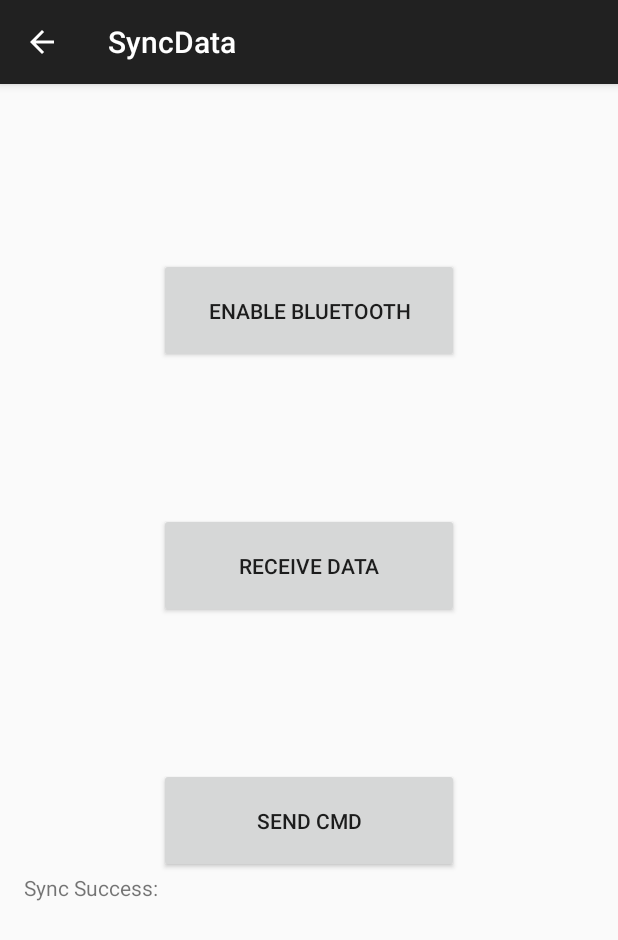
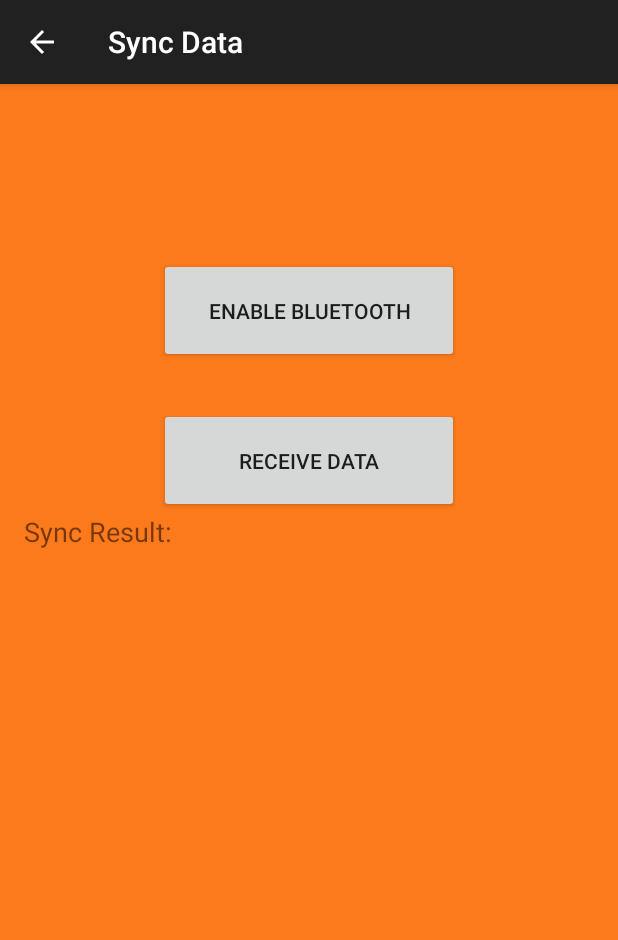
Before and after one commit to jddobson/MechanIT, an Android app: the SyncData screen opened directly, with no data from a screen before it, on a phone screen of 412 x 824 dp. Shown: the top 940 px of the screen. Run offline under Robolectric (Android 15) with nearby library versions, the phone set to English and light mode, and no system bars.

Commit message:
Added tire rotation variables, and blank notes and trip data activities

```diff
--- a/Android/MechanITDroidApp/app/src/main/java/com/mechanit/mechanitdroidapp/ResetValues.java
+++ b/Android/MechanITDroidApp/app/src/main/java/com/mechanit/mechanitdroidapp/ResetValues.java
@@ -1,5 +1,6 @@
 package com.mechanit.mechanitdroidapp;
 
+import android.app.AlertDialog;
 import android.content.Context;
 import android.content.SharedPreferences;
 import android.support.v7.app.ActionBarActivity;
@@ -21,7 +22,6 @@ public class ResetValues extends ActionBarActivity {
     public static final String Make = "makeKey";
     public static final String Model = "modelKey";
     public static final String Year = "yearKey";
-    public static final String Mileage = "mileageKey";
     public static final String Tire = "tireKey";
     public static final String Oil = "oilKey";
     public static final String Spark = "sparkKey";
@@ -60,6 +60,7 @@ public class ResetValues extends ActionBarActivity {
     }
 
     public void resetOil(View view) {
+
         SharedPreferences.Editor edit = userInfo.edit();
         edit.putInt(OilLife, userInfo.getInt(OilChange, 0));
         edit.putInt(Oil, 0);
--- a/Android/MechanITDroidApp/app/src/main/java/com/mechanit/mechanitdroidapp/SyncData.java
+++ b/Android/MechanITDroidApp/app/src/main/java/com/mechanit/mechanitdroidapp/SyncData.java
@@ -8,14 +8,11 @@ import android.content.Intent;
 import android.content.SharedPreferences;
 import android.support.v7.app.ActionBarActivity;
 import android.os.Bundle;
-import android.view.Menu;
-import android.view.MenuItem;
 import android.view.View;
 import android.widget.TextView;
 import android.widget.Toast;
 import java.io.IOException;
 import java.io.InputStreamReader;
-import java.io.OutputStream;
 import java.util.UUID;
 
 
@@ -27,14 +24,18 @@ public class SyncData extends ActionBarActivity {
     private BluetoothSocket socket;
     private BluetoothDevice device;
 
+    TextView nickname;
+    TextView make;
+    TextView model;
+    TextView year;
     TextView syncSuccess;
 
     public SharedPreferences userInfo;
 
-    //byte SYNC = 0;
-    byte CDTC = 1;
-    //byte RDTC = 2;
-
+    public static final String Nickname = "nicknameKey";
+    public static final String Make = "makeKey";
+    public static final String Model = "modelKey";
+    public static final String Year = "yearKey";
     public static final String LastVal = "lastValue";
     public static final String Mileage = "mileageKey";
     public static final String Tire = "tireKey";
@@ -53,16 +54,31 @@ public class SyncData extends ActionBarActivity {
         super.onCreate(savedInstanceState);
         setContentView(R.layout.activity_sync_data);
 
+        nickname = (TextView) findViewById(R.id.view_nickname);
+        make = (TextView) findViewById(R.id.view_make);
+        model = (TextView) findViewById(R.id.view_model);
+        year = (TextView) findViewById(R.id.view_year);
         syncSuccess = (TextView) findViewById(R.id.view_syncSuccess);
 
         adapter = BluetoothAdapter.getDefaultAdapter();
 
         userInfo = getSharedPreferences("userInfo", Context.MODE_PRIVATE);
+
+        if (userInfo.contains(Nickname)) {
+            nickname.setText(userInfo.getString(Nickname, ""));}
+
+        if (userInfo.contains(Make)) {
+            make.setText(userInfo.getString(Make, ""));}
+
+        if (userInfo.contains(Model)) {
+            model.setText(userInfo.getString(Model, ""));}
+
+        if (userInfo.contains(Year)) {
+            year.setText(String.valueOf(userInfo.getInt(Year, 0)));}
     }
 
 
-    public void changeT(String message)
-    {
+    public void changeT(String message) {
         Toast str = Toast.makeText(getBaseContext(), message, Toast.LENGTH_SHORT);
         str.show();
     }
@@ -71,7 +87,7 @@ public class SyncData extends ActionBarActivity {
         // Check for Bluetooth support and then check to make sure it is turned on
 
         // Emulator doesn't support Bluetooth and will return null
-        if(adapter==null) {
+        if (adapter == null) {
             errorExit("Fatal Error", "Bluetooth Not supported. Aborting.");
         } else {
             if (adapter.isEnabled()) {
@@ -84,7 +100,7 @@ public class SyncData extends ActionBarActivity {
         }
     }
 
-    private void errorExit(String title, String message){
+    private void errorExit(String title, String message) {
         Toast msg = Toast.makeText(getBaseContext(),
                 title + " - " + message, Toast.LENGTH_LONG);
         msg.show();
@@ -99,24 +115,16 @@ public class SyncData extends ActionBarActivity {
         closeConnection();
     }
 
-    public void blueSender(View view) {
-        makeDevice();
-        makeSocket();
-        makeConnection();
-        sendStream(CDTC);
-        closeConnection();
-    }
-
     public void updateInfo(int n) {
         SharedPreferences.Editor edit = userInfo.edit();
         int lVal = userInfo.getInt(LastVal, 0);
-        int mileage=userInfo.getInt(Mileage,0);
-        int tire=userInfo.getInt(Tire,0);
-        int oil=userInfo.getInt(Oil,0);
-        int spark=userInfo.getInt(Spark,0);
-        int tireLife=userInfo.getInt(TireLife,0);
-        int oilLife=userInfo.getInt(OilLife,0);
-        int sparkLife=userInfo.getInt(SparkLife,0);
+        int mileage = userInfo.getInt(Mileage, 0);
+        int tire = userInfo.getInt(Tire, 0);
+        int oil = userInfo.getInt(Oil, 0);
+        int spark = userInfo.getInt(Spark, 0);
+        int tireLife = userInfo.getInt(TireLife, 0);
+        int oilLife = userInfo.getInt(OilLife, 0);
+        int sparkLife = userInfo.getInt(SparkLife, 0);
         int inc = n - lVal;
         edit.putInt(Mileage, mileage + inc);
         edit.putInt(Tire, tire + inc);
@@ -157,7 +165,8 @@ public class SyncData extends ActionBarActivity {
             socket.connect();
             //changeT("...Connection established and data link opened...");
         } catch (IOException e) {
-            changeT("Connection Failed");}
+            changeT("Connection Failed");
+        }
     }
 
     public void closeConnection() {
@@ -170,10 +179,9 @@ public class SyncData extends ActionBarActivity {
                         + e2.getMessage() + ".");
             }
         }
-
     }
 
-    public void recStream(){
+    public void recStream() {
         InputStreamReader inStream;
         char[] buf = new char[32];
         int n;
@@ -186,26 +194,18 @@ public class SyncData extends ActionBarActivity {
             inStream = new InputStreamReader(socket.getInputStream(), "UTF-8");
             n = inStream.read(buf, 0, buf.length);
 
-            if ((n >= 8)&&((buf[n-7]=='1') && (buf[n-6]=='3') && (buf[n-5]=='1'))) {
-                b1 = (Character.getNumericValue(buf[n-4])*10)+Character.getNumericValue(buf[n-3]);
-                b2 = (Character.getNumericValue(buf[n-2])*10)+Character.getNumericValue(buf[n-1]);
-                val = (int) (((b1*256)+b2)*.6214);
-                result = result + buf[n-7] + "x" + buf[n-6] + buf[n-5] + " = " + val;
+            if ((n >= 8) && ((buf[n - 7] == '1') && (buf[n - 6] == '3') && (buf[n - 5] == '1'))) {
+                b1 = (Character.getNumericValue(buf[n - 4]) * 10) + Character.getNumericValue(buf[n - 3]);
+                b2 = (Character.getNumericValue(buf[n - 2]) * 10) + Character.getNumericValue(buf[n - 1]);
+                val = (int) (((b1 * 256) + b2) * .6214);
+                result = result + buf[n - 7] + "x" + buf[n - 6] + buf[n - 5] + " = " + val;
                 updateInfo(val);
             } else result = "bytes read: " + n;
 
             syncSuccess.setText(result);
         } catch (IOException s) {
             errorExit("Fatal Error", "In recStream() and input stream creation failed:"
-                    + s.getMessage() + ".");}
-    }
-
-    public void sendStream(byte b){
-        OutputStream outStream;
-        try {
-            outStream = socket.getOutputStream();
-            outStream.write(b);
-        } catch (IOException s) {
-            errorExit("Fatal Error", "Failed in sendStream() :" + s.getMessage() + ".");}
+                    + s.getMessage() + ".");
+        }
     }
 }
--- a/Android/MechanITDroidApp/app/src/main/res/layout/activity_sync_data.xml
+++ b/Android/MechanITDroidApp/app/src/main/res/layout/activity_sync_data.xml
@@ -1,18 +1,64 @@
 <ScrollView
     xmlns:android="http://schemas.android.com/apk/res/android"
     android:layout_width="fill_parent"
-    android:layout_height="fill_parent">
+    android:layout_height="fill_parent"
+    android:background="#FC7A1B">
 
     <RelativeLayout
         xmlns:android="http://schemas.android.com/apk/res/android"
         xmlns:tools="http://schemas.android.com/tools"
         android:layout_width="match_parent"
-        android:layout_height="match_parent"
+        android:layout_height="wrap_content"
         android:paddingLeft="@dimen/activity_horizontal_margin"
         android:paddingRight="@dimen/activity_horizontal_margin"
         android:paddingTop="@dimen/activity_vertical_margin"
         android:paddingBottom="@dimen/activity_vertical_margin"
         tools:context="com.mechanit.mechanitdroidapp.SyncData">
+
+        <TextView
+            android:id="@+id/view_nickname"
+            android:textSize="45sp"
+            android:text=""
+            android:layout_centerHorizontal="true"
+            android:layout_width="wrap_content"
+            android:layout_height="wrap_content"
+            android:paddingLeft="10dp"
+            android:paddingRight="10dp"/>
+
+        <TextView
+            android:id="@+id/view_make"
+            android:textSize="25sp"
+            android:text=""
+            android:layout_width="wrap_content"
+            android:layout_height="wrap_content"
+            android:layout_below="@id/view_nickname"
+            android:layout_centerHorizontal="true"
+            android:paddingLeft="10dp"
+            android:paddingRight="10dp"/>
+
+        <TextView
+            android:id="@+id/view_model"
+            android:textSize="25sp"
+            android:text=""
+            android:layout_width="match_parent"
+            android:layout_height="wrap_content"
+            android:layout_below="@id/view_nickname"
+            android:layout_toRightOf="@id/view_make"
+            android:layout_toEndOf="@id/view_make"
+            android:paddingLeft="10dp"
+            android:paddingRight="10dp"/>
+
+        <TextView
+            android:id="@+id/view_year"
+            android:textSize="25sp"
+            android:text=""
+            android:layout_width="wrap_content"
+            android:layout_height="wrap_content"
+            android:layout_below="@id/view_nickname"
+            android:layout_toLeftOf="@id/view_make"
+            android:layout_toStartOf="@id/view_make"
+            android:paddingLeft="10dp"
+            android:paddingRight="10dp"/>
 
         <Button
             android:id="@+id/manButton"
@@ -29,37 +75,29 @@
             android:layout_height="70dp"
             android:text="Receive Data"
             android:layout_centerHorizontal="true"
-            android:layout_marginTop="100dp"
+            android:layout_marginTop="30dp"
             android:layout_below="@+id/manButton"
             android:onClick="blueConnect"/>
-
-        <Button
-            android:id="@+id/txButton"
-            android:layout_width="200dp"
-            android:layout_height="70dp"
-            android:text="Send CMD"
-            android:layout_centerHorizontal="true"
-            android:layout_marginTop="100dp"
-            android:layout_below="@+id/rxButton"
-            android:onClick="blueSender"/>
 
         <TextView
             android:id="@+id/view_sync_textView"
             android:text="@string/sync_textView"
+            android:textSize="18sp"
             android:layout_width="wrap_content"
             android:layout_height="wrap_content"
-            android:layout_below="@+id/txButton"/>
+            android:layout_below="@+id/rxButton"/>
 
         <TextView
             android:id="@+id/view_syncSuccess"
             android:text=""
+            android:textSize="18sp"
             android:layout_width="wrap_content"
             android:layout_height="wrap_content"
-            android:layout_toRightOf="@+id/view_sync_textView"
+            android:layout_toRightOf="@id/view_sync_textView"
+            android:layout_toEndOf="@id/view_sync_textView"
             android:paddingLeft="10dp"
             android:paddingRight="10dp"
-            android:layout_below="@+id/txButton"/>
-
+            android:layout_below="@+id/rxButton"/>
 
     </RelativeLayout>
 </ScrollView>
--- a/Android/MechanITDroidApp/app/src/main/res/menu/menu_view_user_info.xml
+++ b/Android/MechanITDroidApp/app/src/main/res/menu/menu_view_user_info.xml
@@ -1,7 +1,7 @@
 <menu xmlns:android="http://schemas.android.com/apk/res/android"
     xmlns:app="http://schemas.android.com/apk/res-auto"
     xmlns:tools="http://schemas.android.com/tools"
-    tools:context="com.mechanit.mechanitdroidapp.ViewUserInfo">
+    tools:context="com.mechanit.mechanitdroidapp.Maintenance">
     <item android:id="@+id/action_settings" android:title="@string/action_settings"
         android:orderInCategory="100" app:showAsAction="never" />
 </menu>
```
Also changed, not shown: Android/MechanITDroidApp/app/src/main/AndroidManifest.xml (+19 -3 lines), Android/MechanITDroidApp/app/src/main/java/com/mechanit/mechanitdroidapp/EditSettings.java (+61 -37 lines), Android/MechanITDroidApp/app/src/main/java/com/mechanit/mechanitdroidapp/MainActivity.java (+13 -8 lines), Android/MechanITDroidApp/app/src/main/java/com/mechanit/mechanitdroidapp/Maintenance.java (added, +77 -0 lines), Android/MechanITDroidApp/app/src/main/java/com/mechanit/mechanitdroidapp/Notes.java (added, +19 -0 lines), Android/MechanITDroidApp/app/src/main/java/com/mechanit/mechanitdroidapp/TripData.java (added, +17 -0 lines), Android/MechanITDroidApp/app/src/main/java/com/mechanit/mechanitdroidapp/ViewUserInfo.java (deleted, +0 -85 lines), Android/MechanITDroidApp/app/src/main/res/layout/activity_edit_settings.xml (+40 -28 lines), Android/MechanITDroidApp/app/src/main/res/layout/activity_main.xml (+18 -16 lines), Android/MechanITDroidApp/app/src/main/res/layout/activity_notes.xml (added, +13 -0 lines), Android/MechanITDroidApp/app/src/main/res/layout/activity_trip_data.xml (added, +17 -0 lines), Android/MechanITDroidApp/app/src/main/res/menu/menu_notes.xml (added, +7 -0 lines), Android/MechanITDroidApp/app/src/main/res/menu/menu_trip_data.xml (added, +7 -0 lines), Android/MechanITDroidApp/app/src/main/res/values/strings.xml (+7 -5 lines), 1 more files, 27 other files.
